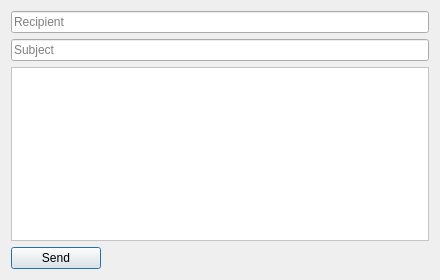
Qt form CRM/views/ui/contacts_email.ui (ImGaby123/SalesOptimizer-CRM) before a commit.
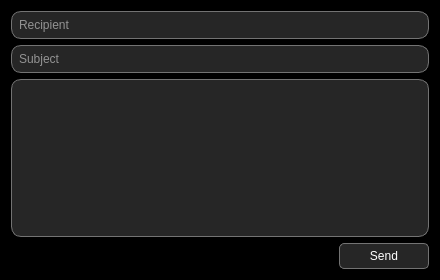
The same form after that commit.

```diff
--- a/CRM/views/ui/contacts_email.ui
+++ b/CRM/views/ui/contacts_email.ui
@@ -13,6 +13,10 @@
   <property name="windowTitle">
    <string>New Message</string>
   </property>
+  <property name="styleSheet">
+   <string notr="true">background-color: rgb(0, 0, 0);
+color: rgb(255, 255, 255);</string>
+  </property>
   <layout class="QGridLayout" name="gridLayout_2">
    <item row="0" column="0">
     <layout class="QGridLayout" name="gridLayout">
@@ -20,6 +24,16 @@
       <layout class="QHBoxLayout" name="horizontalLayout_23">
        <item>
         <widget class="QLineEdit" name="recipient_line">
+         <property name="styleSheet">
+          <string notr="true">QLineEdit {
+    background-color: #262626;
+    border: 1px solid #737373;
+    color: white;
+	border-radius: 10px;
+	padding: 5px;
+	font: 10pt &quot;Segoe UI&quot;;
+}</string>
+         </property>
          <property name="placeholderText">
           <string>Recipient</string>
          </property>
@@ -29,6 +43,19 @@
      </item>
      <item row="7" column="0">
       <layout class="QHBoxLayout" name="horizontalLayout_35">
+       <item>
+        <spacer name="horizontalSpacer">
+         <property name="orientation">
+          <enum>Qt::Orientation::Horizontal</enum>
+         </property>
+         <property name="sizeHint" stdset="0">
+          <size>
+           <width>40</width>
+           <height>20</height>
+          </size>
+         </property>
+        </spacer>
+       </item>
        <item>
         <widget class="QPushButton" name="send_btn">
          <property name="sizePolicy">
@@ -50,7 +77,26 @@
           </size>
          </property>
          <property name="styleSheet">
-          <string notr="true">color: rgb(0, 0, 0);
+          <string notr="true">QPushButton {
+    background-color: #262626;
+    border: 1px solid #737373;
+    color: white;
+    border-radius: 5px;
+    padding: 5px;
+    font: 10pt &quot;Segoe UI&quot;;
+    text-align: center;
+	padding-left: 20px;
+    padding-right: 20px;
+}
+
+QPushButton:hover {
+    background-color: rgb(200, 200, 200);  /* Darker gray on hover */
+    color: rgb(0, 0, 0);
+}
+
+QPushButton:pressed {
+    background-color: rgb(180, 180, 180);  /* Darker gray on press */
+}
 </string>
          </property>
          <property name="text">
@@ -58,19 +104,6 @@
          </property>
         </widget>
        </item>
-       <item>
-        <spacer name="horizontalSpacer">
-         <property name="orientation">
-          <enum>Qt::Orientation::Horizontal</enum>
-         </property>
-         <property name="sizeHint" stdset="0">
-          <size>
-           <width>40</width>
-           <height>20</height>
-          </size>
-         </property>
-        </spacer>
-       </item>
       </layout>
      </item>
      <item row="6" column="0">
@@ -85,8 +118,14 @@
        <item>
         <widget class="QTextEdit" name="email_txt">
          <property name="styleSheet">
-          <string notr="true">background-color: rgb(255, 255, 255);
-color: rgb(0, 0, 0);</string>
+          <string notr="true">QTextEdit {
+    background-color: #262626;
+    border: 1px solid #737373;
+    color: white;
+	border-radius: 10px;
+	padding: 5px;
+	font: 10pt &quot;Segoe UI&quot;;
+}</string>
          </property>
          <property name="html">
           <string>&lt;!DOCTYPE HTML PUBLIC &quot;-//W3C//DTD HTML 4.0//EN&quot; &quot;http://www.w3.org/TR/REC-html40/strict.dtd&quot;&gt;
@@ -95,8 +134,8 @@
 hr { height: 1px; border-width: 0; }
 li.unchecked::marker { content: &quot;\2610&quot;; }
 li.checked::marker { content: &quot;\2612&quot;; }
-&lt;/style&gt;&lt;/head&gt;&lt;body style=&quot; font-family:'Segoe UI'; font-size:9pt; font-weight:400; font-style:normal;&quot;&gt;
-&lt;p style=&quot;-qt-paragraph-type:empty; margin-top:12px; margin-bottom:12px; margin-left:0px; margin-right:0px; -qt-block-indent:0; text-indent:0px;&quot;&gt;&lt;br /&gt;&lt;/p&gt;&lt;/body&gt;&lt;/html&gt;</string>
+&lt;/style&gt;&lt;/head&gt;&lt;body style=&quot; font-family:'Segoe UI'; font-size:10pt; font-weight:400; font-style:normal;&quot;&gt;
+&lt;p style=&quot;-qt-paragraph-type:empty; margin-top:12px; margin-bottom:12px; margin-left:0px; margin-right:0px; -qt-block-indent:0; text-indent:0px; font-size:9pt;&quot;&gt;&lt;br /&gt;&lt;/p&gt;&lt;/body&gt;&lt;/html&gt;</string>
          </property>
         </widget>
        </item>
@@ -106,6 +145,16 @@
       <layout class="QHBoxLayout" name="horizontalLayout_24">
        <item>
         <widget class="QLineEdit" name="subject_line">
+         <property name="styleSheet">
+          <string notr="true">QLineEdit {
+    background-color: #262626;
+    border: 1px solid #737373;
+    color: white;
+	border-radius: 10px;
+	padding: 5px;
+	font: 10pt &quot;Segoe UI&quot;;
+}</string>
+         </property>
          <property name="placeholderText">
           <string>Subject</string>
          </property>
```
Left out of the diff: 6 changed lines with no effect on the pictures.
